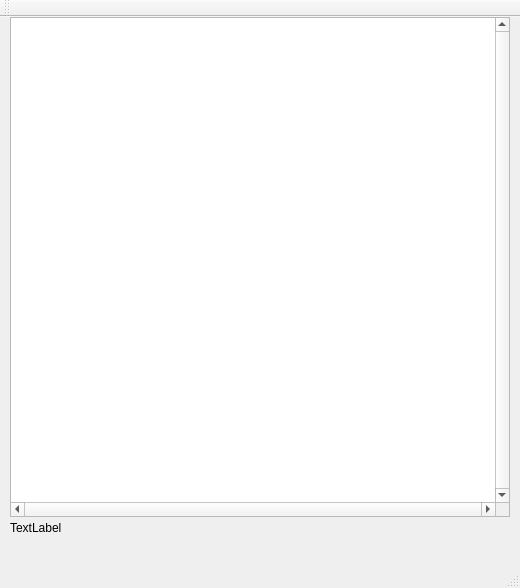
Qt form Implementación Gráfica 1/hp_mdl/ventanaprincipal.ui (Rafaherrero/ia) before a commit.
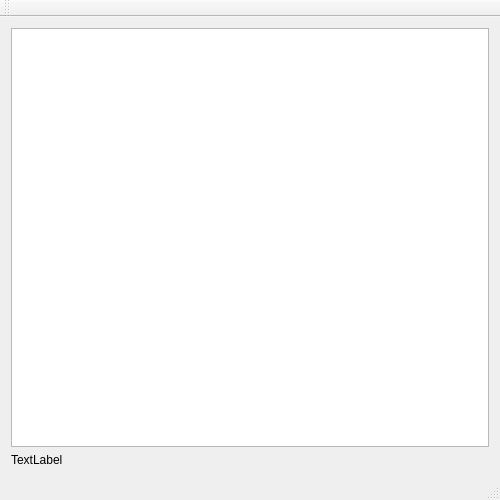
The same form after that commit.

Commit message: Arreglada ventana interfaz gráfica

What changed in the file:
```diff
--- a/Implementación Gráfica 1/hp_mdl/ventanaprincipal.ui
+++ b/Implementación Gráfica 1/hp_mdl/ventanaprincipal.ui
@@ -6,33 +6,51 @@
    <rect>
     <x>0</x>
     <y>0</y>
-    <width>520</width>
-    <height>588</height>
+    <width>500</width>
+    <height>500</height>
    </rect>
   </property>
+  <property name="sizePolicy">
+   <sizepolicy hsizetype="Expanding" vsizetype="Expanding">
+    <horstretch>0</horstretch>
+    <verstretch>0</verstretch>
+   </sizepolicy>
+  </property>
+  <property name="maximumSize">
+   <size>
+    <width>100000</width>
+    <height>100000</height>
+   </size>
+  </property>
   <property name="windowTitle">
    <string>Harry Potter y los Monstruos del Laberinto (v0.0.0.0.2)</string>
   </property>
   <widget class="QWidget" name="centralWidget">
+   <property name="enabled">
+    <bool>true</bool>
+   </property>
+   <property name="sizePolicy">
+    <sizepolicy hsizetype="Expanding" vsizetype="Expanding">
+     <horstretch>50</horstretch>
+     <verstretch>50</verstretch>
+    </sizepolicy>
+   </property>
+   <property name="autoFillBackground">
+    <bool>true</bool>
+   </property>
+   <layout class="QVBoxLayout" name="verticalLayout">
+    <item>
    <widget class="QGraphicsView" name="grafico_mapa">
-    <property name="geometry">
-     <rect>
-      <x>10</x>
-      <y>0</y>
-      <width>500</width>
-      <height>500</height>
-     </rect>
-    </property>
     <property name="sizePolicy">
-     <sizepolicy hsizetype="Preferred" vsizetype="Preferred">
+       <sizepolicy hsizetype="Expanding" vsizetype="Expanding">
       <horstretch>0</horstretch>
       <verstretch>0</verstretch>
      </sizepolicy>
     </property>
     <property name="maximumSize">
      <size>
-      <width>500</width>
-      <height>500</height>
+        <width>10000</width>
+        <height>10000</height>
      </size>
     </property>
     <property name="sizeIncrement">
@@ -42,28 +60,24 @@
      </size>
     </property>
     <property name="verticalScrollBarPolicy">
-     <enum>Qt::ScrollBarAlwaysOn</enum>
+       <enum>Qt::ScrollBarAsNeeded</enum>
     </property>
     <property name="horizontalScrollBarPolicy">
-     <enum>Qt::ScrollBarAlwaysOn</enum>
+       <enum>Qt::ScrollBarAsNeeded</enum>
     </property>
     <property name="sizeAdjustPolicy">
      <enum>QAbstractScrollArea::AdjustToContentsOnFirstShow</enum>
     </property>
    </widget>
+    </item>
+    <item>
    <widget class="QLabel" name="estado_harry">
-    <property name="geometry">
-     <rect>
-      <x>10</x>
-      <y>500</y>
-      <width>66</width>
-      <height>21</height>
-     </rect>
-    </property>
     <property name="text">
      <string>TextLabel</string>
     </property>
    </widget>
+    </item>
+   </layout>
   </widget>
   <widget class="QMenuBar" name="menuBar">
    <property name="geometry">
```
Left out of the diff: 8 changed lines with no effect on the pictures. Lines whose indentation alone changed are shown as unchanged. The commit also changes 2 other files.
